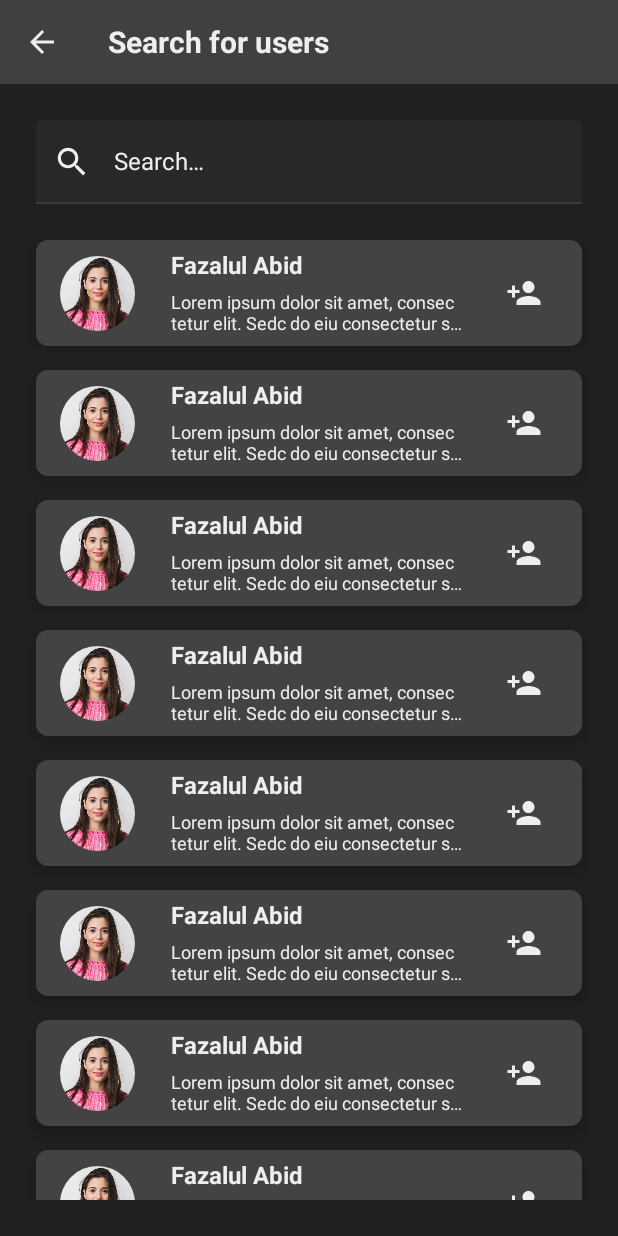
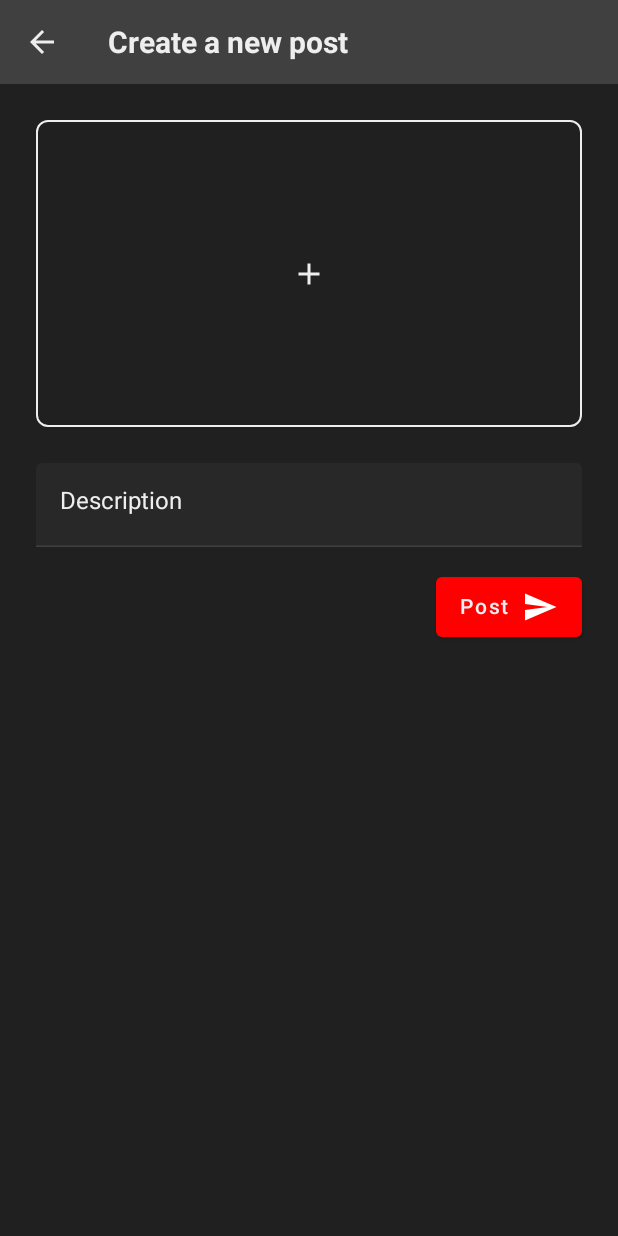
Before and after one commit to FazalulAbid/social-network-android, an Android app built with Jetpack Compose: the screen it shows after launch (MainActivity), on a phone screen of 412 x 824 dp. Run offline under Robolectric (Android 15) with nearby library versions, the phone set to English and light mode, and no system bars; our stand-ins replace Dagger/Hilt's generated code, Timber.

Commit message:
Implemented design for CreatePostScreen.kt

```diff
--- a/app/src/main/java/com/fifty/socialnetwork/presentation/createpost/CreatePostScreen.kt
+++ b/app/src/main/java/com/fifty/socialnetwork/presentation/createpost/CreatePostScreen.kt
@@ -1,21 +1,102 @@
 package com.fifty.socialnetwork.presentation.createpost
 
-import androidx.compose.foundation.layout.Box
-import androidx.compose.foundation.layout.fillMaxSize
-import androidx.compose.material.Text
+import android.drm.DrmStore.RightsStatus
+import androidx.compose.foundation.border
+import androidx.compose.foundation.clickable
+import androidx.compose.foundation.layout.*
+import androidx.compose.material.*
+import androidx.compose.material.icons.Icons
+import androidx.compose.material.icons.filled.Add
+import androidx.compose.material.icons.filled.Check
+import androidx.compose.material.icons.filled.Description
+import androidx.compose.material.icons.filled.Send
 import androidx.compose.runtime.Composable
 import androidx.compose.ui.Alignment
 import androidx.compose.ui.Modifier
+import androidx.compose.ui.res.stringResource
+import androidx.compose.ui.text.font.FontWeight
+import androidx.compose.ui.unit.dp
+import androidx.hilt.navigation.compose.hiltViewModel
 import androidx.navigation.NavController
+import com.fifty.socialnetwork.R
+import com.fifty.socialnetwork.presentation.components.StandardTextField
+import com.fifty.socialnetwork.presentation.components.StandardToolbar
+import com.fifty.socialnetwork.presentation.ui.theme.SpaceLarge
+import com.fifty.socialnetwork.presentation.ui.theme.SpaceMedium
+import com.fifty.socialnetwork.presentation.ui.theme.SpaceSmall
+import com.fifty.socialnetwork.presentation.util.states.StandardTextFieldState
 
 @Composable
 fun CreatePostScreen(
-    navController: NavController
+    navController: NavController,
+    viewModel: CreatePostViewModel = hiltViewModel()
 ) {
-    Box(
-        modifier = Modifier.fillMaxSize(),
-        contentAlignment = Alignment.Center
+    Column(
+        modifier = Modifier
+            .fillMaxSize()
     ) {
-        Text(text = "Create Post Screen")
+        StandardToolbar(
+            navController = navController,
+            showBackArrow = true,
+            title = {
+                Text(
+                    text = stringResource(id = R.string.create_a_new_post),
+                    fontWeight = FontWeight.Bold,
+                    color = MaterialTheme.colors.onBackground
+                )
+            }
+        )
+        Column(
+            modifier = Modifier
+                .fillMaxSize()
+                .padding(SpaceLarge)
+        ) {
+            Box(
+                modifier = Modifier
+                    .aspectRatio(16f / 9f)
+                    .fillMaxWidth()
+                    .border(
+                        width = 1.dp,
+                        color = MaterialTheme.colors.onBackground,
+                        shape = MaterialTheme.shapes.medium
+                    )
+                    .clickable {
+
+                    },
+                contentAlignment = Alignment.Center
+            ) {
+                Icon(
+                    imageVector = Icons.Default.Add,
+                    contentDescription = stringResource(R.string.choose_image),
+                    tint = MaterialTheme.colors.onBackground
+                )
+            }
+            Spacer(modifier = Modifier.height(SpaceLarge))
+            StandardTextField(
+                text = viewModel.descriptionState.value.text,
+                modifier = Modifier
+                    .fillMaxWidth(),
+                hint = stringResource(id = R.string.description),
+                error = viewModel.descriptionState.value.error,
+                singleLine = false,
+                maxLines = 5,
+                onValueChange = {
+                    viewModel.setDescriptionState(
+                        StandardTextFieldState(text = it)
+                    )
+                }
+            )
+            Spacer(modifier = Modifier.height(SpaceMedium))
+            Button(
+                onClick = {},
+                modifier = Modifier.align(Alignment.End)
+            ) {
+                Text(
+                    text = stringResource(R.string.post)
+                )
+                Spacer(modifier = Modifier.width(SpaceSmall))
+                Icon(imageVector = Icons.Default.Send, contentDescription = null)
+            }
+        }
     }
 }
--- /dev/null
+++ b/app/src/main/java/com/fifty/socialnetwork/presentation/createpost/CreatePostViewModel.kt
@@ -0,0 +1,19 @@
+package com.fifty.socialnetwork.presentation.createpost
+
+import androidx.compose.runtime.State
+import androidx.compose.runtime.mutableStateOf
+import androidx.lifecycle.ViewModel
+import com.fifty.socialnetwork.presentation.util.states.StandardTextFieldState
+import javax.inject.Inject
+
+class CreatePostViewModel @Inject constructor(
+
+) : ViewModel() {
+
+    private val _descriptionState = mutableStateOf<StandardTextFieldState>(StandardTextFieldState())
+    val descriptionState: State<StandardTextFieldState> = _descriptionState
+
+    fun setDescriptionState(state: StandardTextFieldState) {
+        _descriptionState.value = state
+    }
+}
--- a/app/src/main/java/com/fifty/socialnetwork/presentation/search/SearchScreen.kt
+++ b/app/src/main/java/com/fifty/socialnetwork/presentation/search/SearchScreen.kt
@@ -6,15 +6,11 @@ import androidx.compose.material.Icon
 import androidx.compose.material.MaterialTheme
 import androidx.compose.material.Text
 import androidx.compose.material.icons.Icons
-import androidx.compose.material.icons.filled.Check
-import androidx.compose.material.icons.filled.Person
 import androidx.compose.material.icons.filled.PersonAdd
 import androidx.compose.material.icons.filled.Search
 import androidx.compose.runtime.Composable
 import androidx.compose.ui.Modifier
-import androidx.compose.ui.graphics.vector.ImageVector
 import androidx.compose.ui.res.stringResource
-import androidx.compose.ui.res.vectorResource
 import androidx.compose.ui.text.font.FontWeight
 import androidx.hilt.navigation.compose.hiltViewModel
 import androidx.navigation.NavController
--- a/app/src/main/java/com/fifty/socialnetwork/presentation/util/Navigation.kt
+++ b/app/src/main/java/com/fifty/socialnetwork/presentation/util/Navigation.kt
@@ -21,7 +21,7 @@ import com.fifty.socialnetwork.presentation.splash.SplashScreen
 fun Navigation(navController: NavHostController) {
     NavHost(
         navController = navController,
-        startDestination = Screen.SearchScreen.route
+        startDestination = Screen.CreatePostScreen.route
     ) {
         composable(Screen.SplashScreen.route) {
             SplashScreen(navController = navController)
@@ -53,6 +53,9 @@ fun Navigation(navController: NavHostController) {
         composable(Screen.EditProfileScreen.route) {
             EditProfileScreen(navController = navController)
         }
+        composable(Screen.CreatePostScreen.route) {
+            CreatePostScreen(navController = navController)
+        }
         composable(Screen.PostDetailScreen.route) {
             PostDetailScreen(
                 navController = navController,
--- a/app/src/main/res/values/strings.xml
+++ b/app/src/main/res/values/strings.xml
@@ -48,4 +48,9 @@
     <string name="save_changes">Save changes</string>
     <string name="search_for_users">Search for users</string>
     <string name="search">Search…</string>
+    <string name="create_a_new_post">Create a new post</string>
+    <string name="create_post">Create post</string>
+    <string name="choose_image">Choose image</string>
+    <string name="post">Post</string>
+    <string name="description">Description</string>
 </resources>
```
